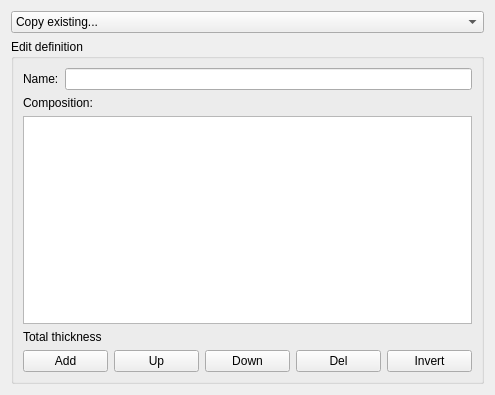
southseact-3d/fcd, file src/Mod/BIM/Resources/ui/ArchMultiMaterial.ui: the form before one commit.
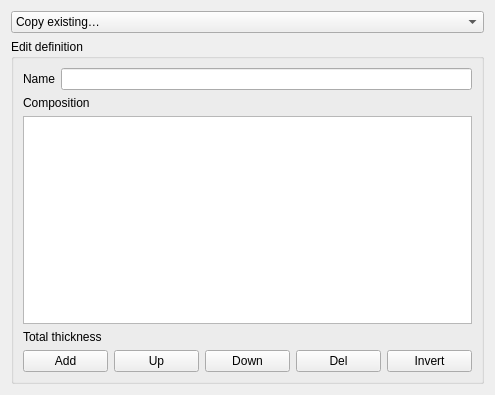
The form after the commit.

```diff
--- a/src/Mod/BIM/Resources/ui/ArchMultiMaterial.ui
+++ b/src/Mod/BIM/Resources/ui/ArchMultiMaterial.ui
@@ -18,7 +18,7 @@
     <widget class="QComboBox" name="chooseCombo">
      <item>
       <property name="text">
-       <string>Copy existing...</string>
+       <string>Copy existing…</string>
       </property>
      </item>
     </widget>
@@ -34,7 +34,7 @@
         <item>
          <widget class="QLabel" name="label">
           <property name="text">
-           <string>Name:</string>
+           <string>Name</string>
           </property>
          </widget>
         </item>
@@ -46,7 +46,7 @@
       <item>
        <widget class="QLabel" name="label_2">
         <property name="text">
-         <string>Composition:</string>
+         <string>Composition</string>
         </property>
        </widget>
       </item>
```
Left out of the diff: 2 changed lines with no effect on the pictures.
